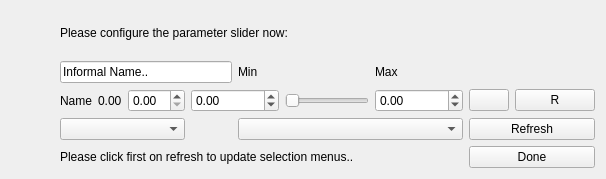
This is src/ui/designer/QGCParamSlider.ui in mavlink/qgroundcontrol as Qt 5 draws it before an edit. The edited form follows.
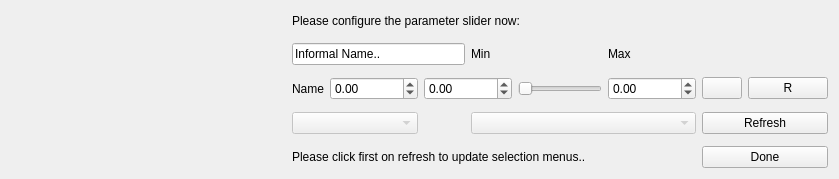
This is the edited form. Icons and pictures are not drawn.

Commit message: Finished param slider implementation, quite usable by now. No guarantees yet on read requests

```diff
--- a/src/ui/designer/QGCParamSlider.ui
+++ b/src/ui/designer/QGCParamSlider.ui
@@ -6,29 +6,35 @@
    <rect>
     <x>0</x>
     <y>0</y>
-    <width>606</width>
+    <width>839</width>
     <height>179</height>
    </rect>
   </property>
   <property name="windowTitle">
    <string>Form</string>
   </property>
-  <layout class="QGridLayout" name="gridLayout" columnstretch="100,0,0,0,0,0,0,0,0,0">
-   <item row="1" column="1" colspan="4">
+  <layout class="QGridLayout" name="gridLayout" columnstretch="100,0,0,0,0,0,0,0,0">
+   <property name="horizontalSpacing">
+    <number>6</number>
+   </property>
+   <property name="verticalSpacing">
+    <number>12</number>
+   </property>
+   <item row="1" column="1" colspan="3">
     <widget class="QLineEdit" name="editNameLabel">
      <property name="text">
       <string>Informal Name..</string>
      </property>
     </widget>
    </item>
-   <item row="1" column="5">
+   <item row="1" column="4">
     <widget class="QLabel" name="editMinLabel">
      <property name="text">
       <string>Min</string>
      </property>
     </widget>
    </item>
-   <item row="1" column="7">
+   <item row="1" column="6">
     <widget class="QLabel" name="editMaxLabel">
      <property name="text">
       <string>Max</string>
@@ -45,14 +51,7 @@
      </property>
     </widget>
    </item>
-   <item row="2" column="2">
-    <widget class="QLabel" name="valueLabel">
-     <property name="text">
-      <string>0.00</string>
-     </property>
-    </widget>
-   </item>
-   <item row="2" column="4" colspan="2">
+   <item row="2" column="3" colspan="2">
     <widget class="QDoubleSpinBox" name="editMinSpinBox">
      <property name="minimum">
       <double>-999999999.000000000000000</double>
@@ -62,11 +61,11 @@
      </property>
     </widget>
    </item>
-   <item row="2" column="6">
+   <item row="2" column="5">
     <widget class="QSlider" name="valueSlider">
      <property name="maximumSize">
       <size>
-       <width>300</width>
+       <width>250</width>
        <height>16777215</height>
       </size>
      </property>
@@ -78,7 +77,7 @@
      </property>
     </widget>
    </item>
-   <item row="2" column="7">
+   <item row="2" column="6">
     <widget class="QDoubleSpinBox" name="editMaxSpinBox">
      <property name="minimum">
       <double>-999999999.000000000000000</double>
@@ -88,22 +87,25 @@
      </property>
     </widget>
    </item>
-   <item row="0" column="1" colspan="7">
+   <item row="0" column="1" colspan="6">
     <widget class="QLabel" name="editInstructionsLabel">
      <property name="text">
       <string>Please configure the parameter slider now:</string>
      </property>
     </widget>
    </item>
-   <item row="5" column="1" colspan="7">
+   <item row="5" column="1" colspan="6">
     <widget class="QLabel" name="editStatusLabel">
      <property name="text">
       <string>Please click first on refresh to update selection menus..</string>
      </property>
     </widget>
    </item>
-   <item row="3" column="1" colspan="3">
+   <item row="3" column="1" colspan="2">
     <widget class="QComboBox" name="editSelectComponentComboBox">
+     <property name="enabled">
+      <bool>false</bool>
+     </property>
      <property name="toolTip">
       <string>Select component</string>
      </property>
@@ -112,8 +114,11 @@
      </property>
     </widget>
    </item>
-   <item row="3" column="5" colspan="3">
+   <item row="3" column="4" colspan="3">
     <widget class="QComboBox" name="editSelectParamComboBox">
+     <property name="enabled">
+      <bool>false</bool>
+     </property>
      <property name="toolTip">
       <string>Select parameter</string>
      </property>
@@ -123,24 +128,13 @@
     </widget>
    </item>
    <item row="2" column="8">
-    <widget class="QPushButton" name="writeButton">
-     <property name="toolTip">
-      <string>Transmit the current slider value to the system</string>
-     </property>
-     <property name="statusTip">
-      <string>Transmit the current slider value to the system</string>
-     </property>
-     <property name="text">
-      <string/>
-     </property>
-     <property name="icon">
-      <iconset resource="../../../mavground.qrc">
-       <normaloff>:/images/devices/network-wireless.svg</normaloff>:/images/devices/network-wireless.svg</iconset>
-     </property>
-    </widget>
-   </item>
-   <item row="2" column="9">
     <widget class="QPushButton" name="readButton">
+     <property name="minimumSize">
+      <size>
+       <width>0</width>
+       <height>0</height>
+      </size>
+     </property>
      <property name="toolTip">
       <string>Read the current parameter value on the system</string>
      </property>
@@ -152,7 +146,7 @@
      </property>
     </widget>
    </item>
-   <item row="3" column="8" colspan="2">
+   <item row="3" column="7" colspan="2">
     <widget class="QPushButton" name="editRefreshParamsButton">
      <property name="enabled">
       <bool>true</bool>
@@ -162,15 +156,22 @@
      </property>
     </widget>
    </item>
-   <item row="5" column="8" colspan="2">
+   <item row="5" column="7" colspan="2">
     <widget class="QPushButton" name="editDoneButton">
      <property name="text">
       <string>Done</string>
      </property>
     </widget>
    </item>
-   <item row="2" column="3">
-    <widget class="QDoubleSpinBox" name="valueSpinBox"/>
+   <item row="2" column="2">
+    <widget class="QDoubleSpinBox" name="valueSpinBox">
+     <property name="minimum">
+      <double>-999999999.000000000000000</double>
+     </property>
+     <property name="maximum">
+      <double>999999999.000000000000000</double>
+     </property>
+    </widget>
    </item>
    <item row="2" column="0">
     <spacer name="horizontalSpacer">
@@ -185,6 +186,35 @@
      </property>
     </spacer>
    </item>
+   <item row="2" column="7">
+    <widget class="QPushButton" name="writeButton">
+     <property name="minimumSize">
+      <size>
+       <width>0</width>
+       <height>0</height>
+      </size>
+     </property>
+     <property name="maximumSize">
+      <size>
+       <width>16777215</width>
+       <height>16777215</height>
+      </size>
+     </property>
+     <property name="toolTip">
+      <string>Transmit the current slider value to the system</string>
+     </property>
+     <property name="statusTip">
+      <string>Transmit the current slider value to the system</string>
+     </property>
+     <property name="text">
+      <string/>
+     </property>
+     <property name="icon">
+      <iconset resource="../../../mavground.qrc">
+       <normaloff>:/images/devices/network-wireless.svg</normaloff>:/images/devices/network-wireless.svg</iconset>
+     </property>
+    </widget>
+   </item>
   </layout>
  </widget>
  <resources>
```
The commit also changes 8 other files.
